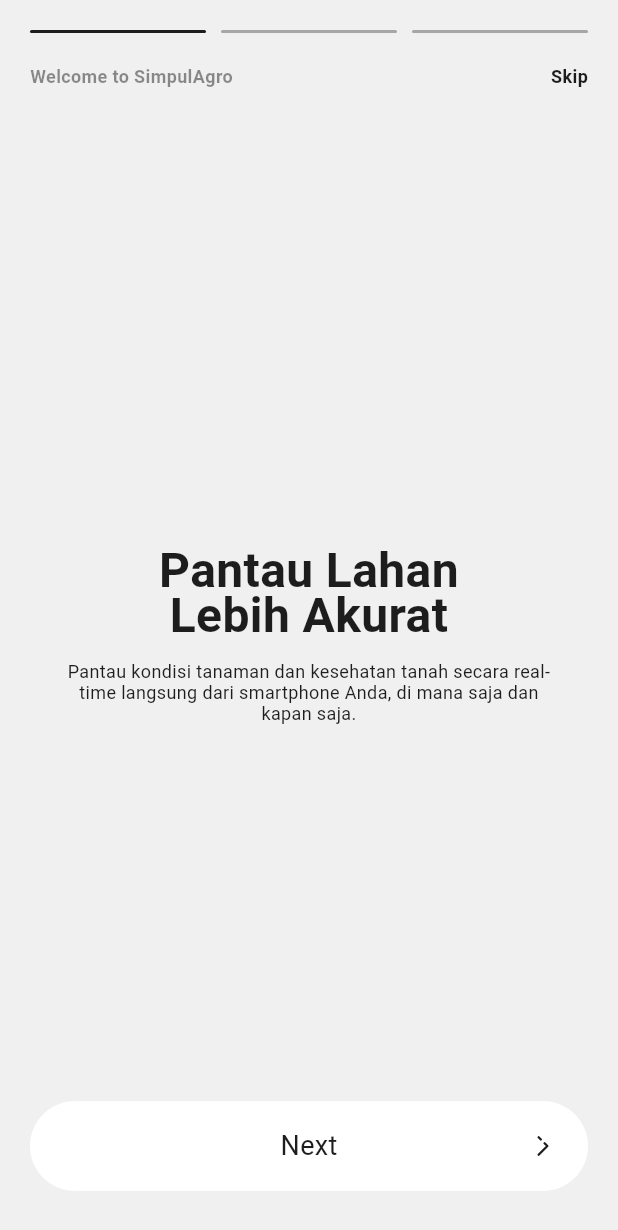
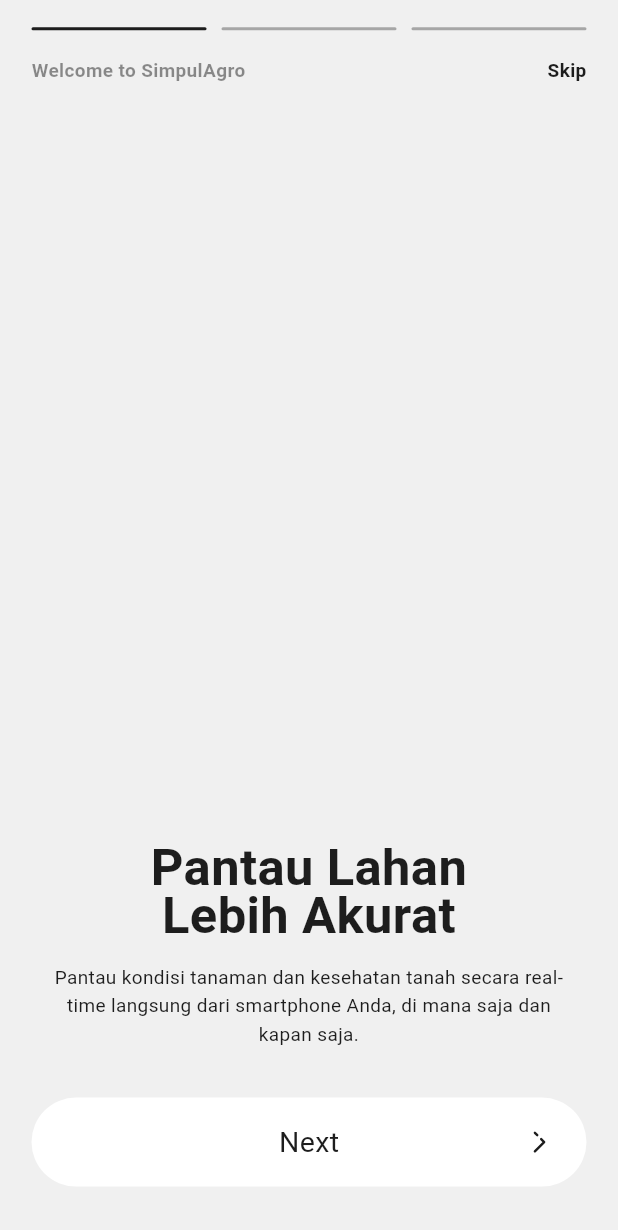
Before and after one commit to ahmdhqnn/simpulagromobile, a Flutter app: the screen it shows after launch, on a phone screen of 412 x 824 dp. Shown: the top 1230 px of the screen. Run offline on Flutter 3.47's test engine with Material 3 defaults, Android fonts, the phone set to English and light mode, and no system bars; our stand-ins replace dio, flutter_riverpod, flutter_secure_storage, flutter_svg, go_router; Roboto replaces fonts that are missing (Plus Jakarta Sans).

Commit message:
feat: Add responsive utility functions and integrate into various screens for improved layout adaptability

```diff
--- a/lib/features/auth/presentation/screens/onboarding_screen.dart
+++ b/lib/features/auth/presentation/screens/onboarding_screen.dart
@@ -4,6 +4,7 @@ import 'package:flutter/material.dart';
 import 'package:flutter_riverpod/flutter_riverpod.dart';
 import 'package:flutter_svg/flutter_svg.dart';
 import 'package:go_router/go_router.dart';
+import '../../../../core/utils/responsive.dart';
 import '../providers/auth_provider.dart';
 
 class OnboardingScreen extends ConsumerStatefulWidget {
@@ -38,22 +39,22 @@ class _OnboardingScreenState extends ConsumerState<OnboardingScreen> {
     },
   ];
 
-  final List<Map<String, dynamic>> textLayout = [
-    {
-      "top": 365.0,
-      "align": CrossAxisAlignment.center,
-      "textAlign": TextAlign.center,
-    },
-    {
-      "top": 543.0,
-      "align": CrossAxisAlignment.start,
-      "textAlign": TextAlign.left,
-    },
-    {
-      "top": 187.0,
-      "align": CrossAxisAlignment.end,
-      "textAlign": TextAlign.right,
-    },
+  final List<Alignment> _textAlignments = [
+    Alignment.center,
+    Alignment.centerLeft,
+    Alignment.centerRight,
+  ];
+
+  final List<CrossAxisAlignment> _crossAlignments = [
+    CrossAxisAlignment.center,
+    CrossAxisAlignment.start,
+    CrossAxisAlignment.end,
+  ];
+
+  final List<TextAlign> _textAligns = [
+    TextAlign.center,
+    TextAlign.left,
+    TextAlign.right,
   ];
 
   void nextPage() {
@@ -85,122 +86,47 @@ class _OnboardingScreenState extends ConsumerState<OnboardingScreen> {
       body: PageView.builder(
         controller: _controller,
         itemCount: onboardingData.length,
-        onPageChanged: (index) {
-          setState(() {
-            currentPage = index;
-          });
-        },
+        onPageChanged: (index) => setState(() => currentPage = index),
         itemBuilder: (context, index) {
           final data = onboardingData[index];
-          final layout = textLayout[index];
 
           return Stack(
             children: [
               Positioned.fill(
-                child: SvgPicture.asset(
-                  data["bg"]!,
-                  fit: BoxFit.cover,
-                  width: double.infinity,
-                  height: double.infinity,
-                ),
-              ),
-
-              Positioned(
-                left: 0,
-                right: 0,
-                top: layout["top"],
-                child: Padding(
-                  padding: const EdgeInsets.symmetric(horizontal: 20),
-                  child: Align(
-                    alignment: index == 0
-                        ? Alignment.center
-                        : index == 1
-                        ? Alignment.centerLeft
-                        : Alignment.centerRight,
-                    child: SizedBox(
-                      width: 335,
-                      child: Column(
-                        crossAxisAlignment: layout["align"],
-                        children: [
-                          Text(
-                            data["title"]!,
-                            textAlign: layout["textAlign"],
-                            style: const TextStyle(
-                              color: Color(0xFF1D1D1D),
-                              fontSize: 32,
-                              fontFamily: "Plus Jakarta Sans",
-                              fontWeight: FontWeight.w700,
-                              height: 0.94,
-                            ),
-                          ),
-
-                          const SizedBox(height: 16),
-
-                          Text(
-                            data["desc"]!,
-                            textAlign: layout["textAlign"],
-                            style: const TextStyle(
-                              color: Color(0xFF1D1D1D),
-                              fontSize: 12,
-                              fontFamily: "Plus Jakarta Sans",
-                              fontWeight: FontWeight.w400,
-                              height: 1.17,
-                            ),
-                          ),
-                        ],
-                      ),
-                    ),
-                  ),
-                ),
+                child: SvgPicture.asset(data["bg"]!, fit: BoxFit.cover),
               ),
 
               SafeArea(
                 child: Padding(
-                  padding: const EdgeInsets.symmetric(horizontal: 20),
+                  padding: EdgeInsets.symmetric(horizontal: context.rw(0.051)),
                   child: Column(
+                    crossAxisAlignment: CrossAxisAlignment.stretch,
                     children: [
-                      const SizedBox(height: 20),
+                      SizedBox(height: context.rh(0.022)),
 
-                      LayoutBuilder(
-                        builder: (context, constraints) {
-                          double totalSpacing =
-                              (onboardingData.length - 1) * 10;
+                      _buildIndicators(context),
 
-                          double indicatorWidth =
-                              (constraints.maxWidth - totalSpacing) /
-                              onboardingData.length;
-
-                          return Row(
-                            mainAxisAlignment: MainAxisAlignment.center,
-                            children: List.generate(
-                              onboardingData.length,
-                              (i) => _indicator(i, indicatorWidth),
-                            ),
-                          );
-                        },
-                      ),
-
-                      const SizedBox(height: 20),
+                      SizedBox(height: context.rh(0.022)),
 
                       Row(
                         mainAxisAlignment: MainAxisAlignment.spaceBetween,
                         children: [
-                          const Text(
+                          Text(
                             "Welcome to SimpulAgro",
                             style: TextStyle(
-                              color: Color(0x7F1D1D1D),
-                              fontSize: 12,
+                              color: const Color(0x7F1D1D1D),
+                              fontSize: context.sp(12),
                               fontFamily: "Plus Jakarta Sans",
                               fontWeight: FontWeight.w600,
                             ),
                           ),
                           GestureDetector(
                             onTap: skip,
-                            child: const Text(
+                            child: Text(
                               "Skip",
                               style: TextStyle(
-                                color: Color(0xFF1D1D1D),
-                                fontSize: 12,
+                                color: const Color(0xFF1D1D1D),
+                                fontSize: context.sp(12),
                                 fontFamily: "Plus Jakarta Sans",
                                 fontWeight: FontWeight.w700,
                               ),
@@ -211,10 +137,51 @@ class _OnboardingScreenState extends ConsumerState<OnboardingScreen> {
 
                       const Spacer(),
 
+                      Align(
+                        alignment: _textAlignments[index],
+                        child: ConstrainedBox(
+                          constraints: BoxConstraints(
+                            maxWidth: context.rw(0.86),
+                          ),
+                          child: Column(
+                            crossAxisAlignment: _crossAlignments[index],
+                            mainAxisSize: MainAxisSize.min,
+                            children: [
+                              Text(
+                                data["title"]!,
+                                textAlign: _textAligns[index],
+                                style: TextStyle(
+                                  color: const Color(0xFF1D1D1D),
+                                  fontSize: context.sp(32),
+                                  fontFamily: "Plus Jakarta Sans",
+                                  fontWeight: FontWeight.w700,
+                                  height: 0.94,
+                                ),
+                              ),
+                              SizedBox(height: context.rh(0.018)),
+                              Text(
+                                data["desc"]!,
+                                textAlign: _textAligns[index],
+                                style: TextStyle(
+                                  color: const Color(0xFF1D1D1D),
+                                  fontSize: context.sp(12),
+                                  fontFamily: "Plus Jakarta Sans",
+                                  fontWeight: FontWeight.w400,
+                                  height: 1.5,
+                                ),
+                              ),
+                            ],
+                          ),
+                        ),
+                      ),
+
+                      SizedBox(height: context.rh(0.04)),
+
+                      // Next / Get Started button
                       GestureDetector(
                         onTap: nextPage,
                         child: Container(
-                          height: 60,
+                          height: context.rh(0.072).clamp(52.0, 68.0),
                           width: double.infinity,
                           decoration: BoxDecoration(
                             color: Colors.white,
@@ -227,19 +194,19 @@ class _OnboardingScreenState extends ConsumerState<OnboardingScreen> {
                                 index == onboardingData.length - 1
                                     ? "Get Started"
                                     : "Next",
-                                style: const TextStyle(
-                                  color: Color(0xFF1D1D1D),
-                                  fontSize: 18,
+                                style: TextStyle(
+                                  color: const Color(0xFF1D1D1D),
+                                  fontSize: context.sp(18),
                                   fontFamily: "Plus Jakarta Sans",
                                   fontWeight: FontWeight.w400,
                                 ),
                               ),
                               Positioned(
-                                right: 16,
+                                right: context.rw(0.04),
                                 child: SvgPicture.asset(
                                   "assets/icons/chevron-right-icon.svg",
-                                  width: 28,
-                                  height: 28,
+                                  width: context.rw(0.072).clamp(24.0, 32.0),
+                                  height: context.rw(0.072).clamp(24.0, 32.0),
                                   colorFilter: const ColorFilter.mode(
                                     Color(0xFF1D1D1D),
                                     BlendMode.srcIn,
@@ -251,7 +218,7 @@ class _OnboardingScreenState extends ConsumerState<OnboardingScreen> {
                         ),
                       ),
 
-                      const SizedBox(height: 30),
+                      SizedBox(height: context.rh(0.04)),
                     ],
                   ),
                 ),
@@ -263,20 +230,31 @@ class _OnboardingScreenState extends ConsumerState<OnboardingScreen> {
     );
   }
 
-  Widget _indicator(int index, double width) {
-    bool active = index == currentPage;
+  Widget _buildIndicators(BuildContext context) {
+    return LayoutBuilder(
+      builder: (context, constraints) {
+        final spacing = (onboardingData.length - 1) * 10.0;
+        final indicatorWidth =
+            (constraints.maxWidth - spacing) / onboardingData.length;
 
+        return Row(
+          children: List.generate(onboardingData.length, (i) {
+            final active = i == currentPage;
             return AnimatedContainer(
               duration: const Duration(milliseconds: 250),
-      width: width,
+              width: indicatorWidth,
               height: 2,
               margin: EdgeInsets.only(
-        right: index == onboardingData.length - 1 ? 0 : 10,
+                right: i == onboardingData.length - 1 ? 0 : 10,
               ),
               decoration: BoxDecoration(
                 color: const Color(0xFF1D1D1D).withOpacity(active ? 1 : 0.35),
                 borderRadius: BorderRadius.circular(2),
               ),
             );
+          }),
+        );
+      },
+    );
   }
 }
```
Also changed, not shown: lib/core/utils/responsive.dart (added, +21 -0 lines), lib/features/auth/presentation/screens/login_screen.dart (+32 -40 lines), lib/features/auth/presentation/screens/splash_screen.dart (+3 -4 lines), lib/features/plant/presentation/screens/plant_screen.dart (+20 -12 lines), lib/shared/widgets/custom_bottom_navigation.dart (+7 -1 lines). Lines whose indentation alone changed are shown as unchanged.
